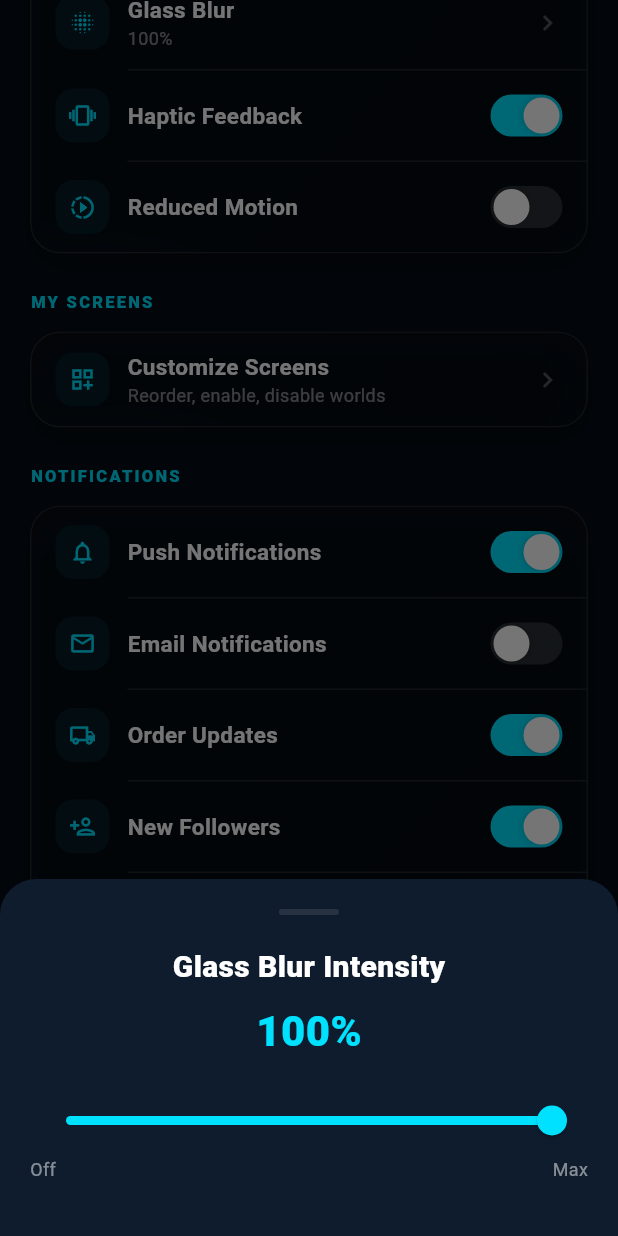
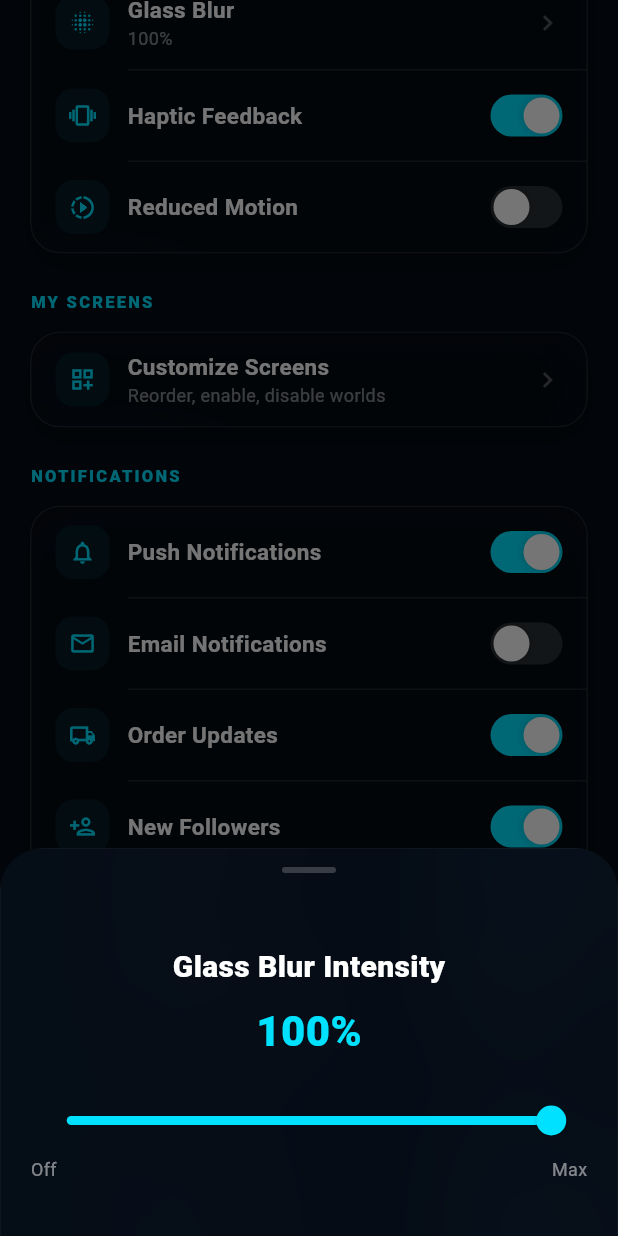
Before and after one commit to sodfi/DRIBA, a Flutter app: the SettingsScreen screen opened directly, scrolled down 576 dp, after a tap on "Glass Blur", on a phone screen of 412 x 824 dp. Run offline on Flutter 3.47's test engine with Material 3 defaults, Android fonts, the phone set to English and light mode, and no system bars; our stand-ins replace cached_network_image, cloud_firestore, cloud_functions, dio, firebase_auth, firebase_core and 5 more; accounts and stored records are empty; Roboto replaces fonts that are missing (SpaceGrotesk).

Commit message:
design: unify all bottom sheets with glassmorphic blur
Created GlassBottomSheet widget (core/widgets/glass_bottom_sheet.dart):
- BackdropFilter blur (sigma 40)
- Semi-transparent dark fill (0xFF060E1A @ 78%)
- Subtle top/side borders (white @ 5-8%)
- Consistent 28px border radius
- Built-in drag handle
- heightFraction or wrap-content modes
- Static show() convenience method

Updated 12 sheet files to use unified glass container:
- appearance_sheet.dart
- profile_widgets.dart (SettingsSheet)
- profile_edit_sheet.dart
- food_cart_sheet.dart
- food_detail_sheet.dart
- commerce_cart_sheet.dart
- commerce_detail_sheet.dart
- ai_studio_sheet.dart
- screens_view_screen.dart (OptionsSheet + AddScreenSheet)
- settings_screen.dart (font picker + blur picker)
- create_post_screen.dart (category picker)

All solid DribaColors.surface/background containers replaced
with frosted glass blur. No more opaque colored sheets.

```diff
--- /dev/null
+++ b/lib/core/widgets/glass_bottom_sheet.dart
@@ -0,0 +1,125 @@
+import 'dart:ui';
+import 'package:flutter/material.dart';
+import '../theme/driba_colors.dart';
+
+// ============================================
+// GLASS BOTTOM SHEET
+//
+// Unified glassmorphic bottom sheet container.
+// Every bottom sheet in Driba wraps its content
+// with this for consistent blur + frosted glass.
+//
+// Usage:
+//   showModalBottomSheet(
+//     context: context,
+//     backgroundColor: Colors.transparent,
+//     isScrollControlled: true,
+//     builder: (_) => GlassBottomSheet(
+//       child: YourContent(),
+//     ),
+//   );
+//
+// Or for a specific height fraction:
+//   GlassBottomSheet(
+//     heightFraction: 0.75,
+//     child: YourContent(),
+//   )
+// ============================================
+
+class GlassBottomSheet extends StatelessWidget {
+  final Widget child;
+  final double? heightFraction; // null = wrap content
+  final double blurSigma;
+  final double borderRadius;
+  final bool showHandle;
+  final EdgeInsetsGeometry? padding;
+
+  const GlassBottomSheet({
+    super.key,
+    required this.child,
+    this.heightFraction,
+    this.blurSigma = 40,
+    this.borderRadius = 28,
+    this.showHandle = true,
+    this.padding,
+  });
+
+  @override
+  Widget build(BuildContext context) {
+    final screenHeight = MediaQuery.of(context).size.height;
+
+    Widget content = Column(
+      mainAxisSize: heightFraction != null ? MainAxisSize.max : MainAxisSize.min,
+      children: [
+        if (showHandle) ...[
+          const SizedBox(height: 12),
+          Center(
+            child: Container(
+              width: 36,
+              height: 4,
+              decoration: BoxDecoration(
+                color: Colors.white.withOpacity(0.2),
+                borderRadius: BorderRadius.circular(2),
+              ),
+            ),
+          ),
+          const SizedBox(height: 8),
+        ],
+        if (heightFraction != null)
+          Expanded(
+            child: Padding(
+              padding: padding ?? EdgeInsets.zero,
+              child: child,
+            ),
+          )
+        else
+          Padding(
+            padding: padding ?? EdgeInsets.zero,
+            child: child,
+          ),
+      ],
+    );
+
+    return ClipRRect(
+      borderRadius: BorderRadius.vertical(top: Radius.circular(borderRadius)),
+      child: BackdropFilter(
+        filter: ImageFilter.blur(sigmaX: blurSigma, sigmaY: blurSigma),
+        child: Container(
+          height: heightFraction != null ? screenHeight * heightFraction! : null,
+          decoration: BoxDecoration(
+            color: const Color(0xFF060E1A).withOpacity(0.78),
+            borderRadius: BorderRadius.vertical(top: Radius.circular(borderRadius)),
+            border: Border(
+              top: BorderSide(color: Colors.white.withOpacity(0.08), width: 0.5),
+              left: BorderSide(color: Colors.white.withOpacity(0.05), width: 0.5),
+              right: BorderSide(color: Colors.white.withOpacity(0.05), width: 0.5),
+            ),
+          ),
+          child: content,
+        ),
+      ),
+    );
+  }
+
+  /// Convenience: show a glass bottom sheet
+  static Future<T?> show<T>({
+    required BuildContext context,
+    required Widget Function(BuildContext) builder,
+    double? heightFraction,
+    bool isScrollControlled = true,
+    bool showHandle = true,
+    EdgeInsetsGeometry? padding,
+  }) {
+    return showModalBottomSheet<T>(
+      context: context,
+      backgroundColor: Colors.transparent,
+      isScrollControlled: isScrollControlled,
+      builder: (ctx) => GlassBottomSheet(
+        heightFraction: heightFraction,
+        showHandle: showHandle,
+        padding: padding,
+        child: builder(ctx),
+      ),
+    );
+  }
+}
--- a/lib/modules/settings/settings_screen.dart
+++ b/lib/modules/settings/settings_screen.dart
@@ -8,6 +8,7 @@ import '../../core/animations/driba_animations.dart';
 import '../../core/providers/theme_provider.dart';
 import 'appearance_sheet.dart';
 import 'screens_customizer.dart';
+import '../../core/widgets/glass_bottom_sheet.dart';
 
 // ============================================
 // SETTINGS SCREEN
@@ -356,16 +357,11 @@ class _SettingsScreenState extends ConsumerState<SettingsScreen> {
     showModalBottomSheet(
       context: context,
       backgroundColor: Colors.transparent,
-      builder: (ctx) => Container(
-        decoration: BoxDecoration(
-          color: DribaColors.surface,
-          borderRadius: const BorderRadius.vertical(top: Radius.circular(DribaBorderRadius.xxl)),
-        ),
+      builder: (ctx) => GlassBottomSheet(
         padding: const EdgeInsets.all(DribaSpacing.xl),
         child: Column(
           mainAxisSize: MainAxisSize.min,
           children: [
-            Container(width: 40, height: 4, decoration: BoxDecoration(color: DribaColors.glassBorder, borderRadius: BorderRadius.circular(2))),
             const SizedBox(height: DribaSpacing.xl),
             const Text('Font Size', style: TextStyle(color: DribaColors.textPrimary, fontSize: 20, fontWeight: FontWeight.w800)),
             const SizedBox(height: DribaSpacing.xl),
@@ -410,16 +406,11 @@ class _SettingsScreenState extends ConsumerState<SettingsScreen> {
       builder: (ctx) => StatefulBuilder(
         builder: (ctx, setSheetState) {
           final blur = ref.watch(themeProvider).blurIntensity;
-          return Container(
-            decoration: BoxDecoration(
-              color: DribaColors.surface,
-              borderRadius: const BorderRadius.vertical(top: Radius.circular(DribaBorderRadius.xxl)),
-            ),
+          return GlassBottomSheet(
             padding: const EdgeInsets.all(DribaSpacing.xl),
             child: Column(
               mainAxisSize: MainAxisSize.min,
               children: [
-                Container(width: 40, height: 4, decoration: BoxDecoration(color: DribaColors.glassBorder, borderRadius: BorderRadius.circular(2))),
                 const SizedBox(height: DribaSpacing.xl),
                 const Text('Glass Blur Intensity', style: TextStyle(color: DribaColors.textPrimary, fontSize: 20, fontWeight: FontWeight.w800)),
                 const SizedBox(height: DribaSpacing.sm),
```
Also changed, not shown: lib/modules/commerce/commerce_cart_sheet.dart (+3 -21 lines), lib/modules/commerce/commerce_detail_sheet.dart (+4 -7 lines), lib/modules/food/food_cart_sheet.dart (+3 -23 lines), lib/modules/food/food_detail_sheet.dart (+4 -8 lines), lib/modules/post/ai_studio_sheet.dart (+10 -5 lines), lib/modules/post/create_post_screen.dart (+5 -7 lines), lib/modules/profile/profile_edit_sheet.dart (+4 -8 lines), lib/modules/profile/profile_widgets.dart (+3 -20 lines), lib/modules/screens_view/screens_view_screen.dart (+6 -5 lines), lib/modules/settings/appearance_sheet.dart (+4 -9 lines), 3 other files.
